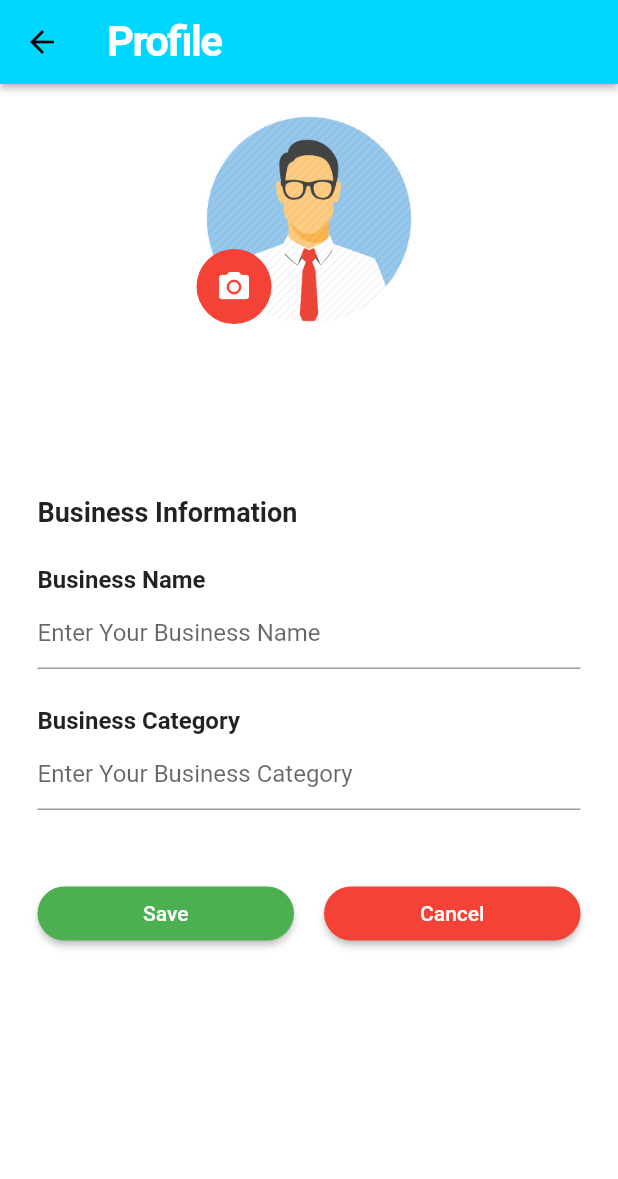
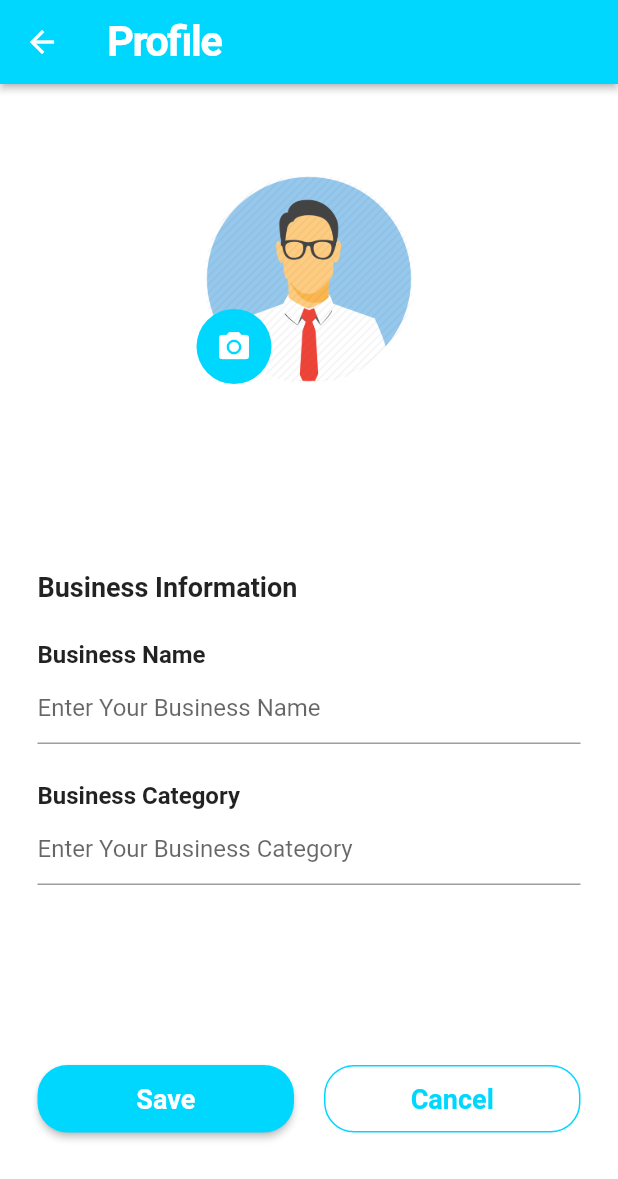
Before and after one commit to nirkaufman/tito-client, a Flutter app: the BusinessProfile screen opened directly, after a tap on the "edit" icon, on a phone screen of 412 x 824 dp. Shown: the top 1179 px of the screen. Run offline on Flutter 3.47's test engine with Material 2 defaults, Android fonts, the phone set to English and light mode, and no system bars; our stand-ins replace fl_chart, flip_card, material_design_icons_flutter, stop_watch_timer.

```diff
--- a/tito_app/lib/main.dart
+++ b/tito_app/lib/main.dart
@@ -18,6 +18,9 @@ class MyApp extends StatelessWidget {
         primaryTextTheme: TextTheme(
           headline6: TextStyle(color: Colors.white),
         ),
+        appBarTheme: AppBarTheme(
+          iconTheme: IconThemeData(color: Colors.white), // 1
+        ),
         visualDensity: VisualDensity.adaptivePlatformDensity,
         scaffoldBackgroundColor: Palette.scaffold,
       ),
--- a/tito_app/lib/screens/business_profile.dart
+++ b/tito_app/lib/screens/business_profile.dart
@@ -1,5 +1,6 @@
 import 'package:flutter/material.dart';
 import 'package:flutter/cupertino.dart';
+import 'package:tito_app/config/palette.dart';
 
 class BusinessProfile extends StatefulWidget {
   @override
@@ -39,12 +40,12 @@ class MapScreenState extends State<BusinessProfile>
               Column(
                 children: <Widget>[
                   new Container(
-                    height: 250.0,
+                    height: 300.0,
                     color: Colors.white,
                     child: new Column(
                       children: <Widget>[
                         Padding(
-                          padding: EdgeInsets.only(top: 20.0),
+                          padding: EdgeInsets.only(top: 60.0),
                           child:
                               new Stack(fit: StackFit.loose, children: <Widget>[
                             new Row(
@@ -71,7 +72,7 @@ class MapScreenState extends State<BusinessProfile>
                                   mainAxisAlignment: MainAxisAlignment.center,
                                   children: <Widget>[
                                     new CircleAvatar(
-                                      backgroundColor: Colors.red,
+                                      backgroundColor: Palette.nextBlue,
                                       radius: 25.0,
                                       child: new Icon(
                                         Icons.camera_alt,
@@ -218,7 +219,7 @@ class MapScreenState extends State<BusinessProfile>
 
   Widget _getActionButtons() {
     return Padding(
-      padding: EdgeInsets.only(left: 25.0, right: 25.0, top: 45.0),
+      padding: EdgeInsets.only(left: 25.0, right: 25.0, top: 120.0),
       child: new Row(
         mainAxisSize: MainAxisSize.max,
         mainAxisAlignment: MainAxisAlignment.start,
@@ -227,10 +228,15 @@ class MapScreenState extends State<BusinessProfile>
             child: Padding(
               padding: EdgeInsets.only(right: 10.0),
               child: Container(
+                  height: 45,
                   child: new RaisedButton(
-                child: new Text("Save"),
+                    child: new Text(
+                      "Save",
+                      style:
+                          TextStyle(fontSize: 18, fontWeight: FontWeight.bold),
+                    ),
                     textColor: Colors.white,
-                color: Colors.green,
+                    color: Palette.nextBlue,
                     onPressed: () {
                       setState(() {
                         _status = true;
@@ -247,10 +253,17 @@ class MapScreenState extends State<BusinessProfile>
             child: Padding(
               padding: EdgeInsets.only(left: 10.0),
               child: Container(
-                  child: new RaisedButton(
-                child: new Text("Cancel"),
-                textColor: Colors.white,
-                color: Colors.red,
+                  height: 45,
+                  child: new OutlineButton(
+                    child: new Text(
+                      "Cancel",
+                      style: TextStyle(
+                        fontSize: 18,
+                        fontWeight: FontWeight.bold,
+                      ),
+                    ),
+                    textColor: Palette.nextBlue,
+                    borderSide: BorderSide(color: Palette.nextBlue),
                     onPressed: () {
                       setState(() {
                         _status = true;
@@ -271,7 +284,7 @@ class MapScreenState extends State<BusinessProfile>
   Widget _getEditIcon() {
     return new GestureDetector(
       child: new CircleAvatar(
-        backgroundColor: Colors.red,
+        backgroundColor: Palette.nextBlue,
         radius: 14.0,
         child: new Icon(
           Icons.edit,
```
Lines whose indentation alone changed are shown as unchanged.
